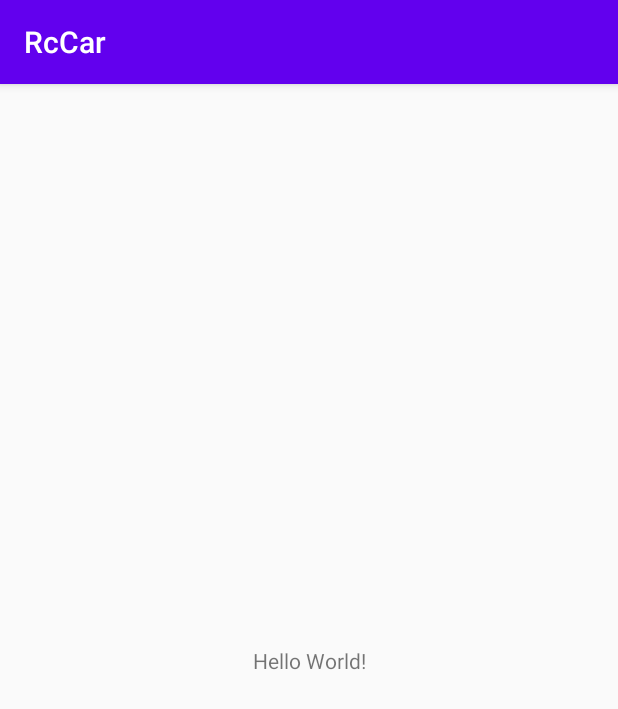
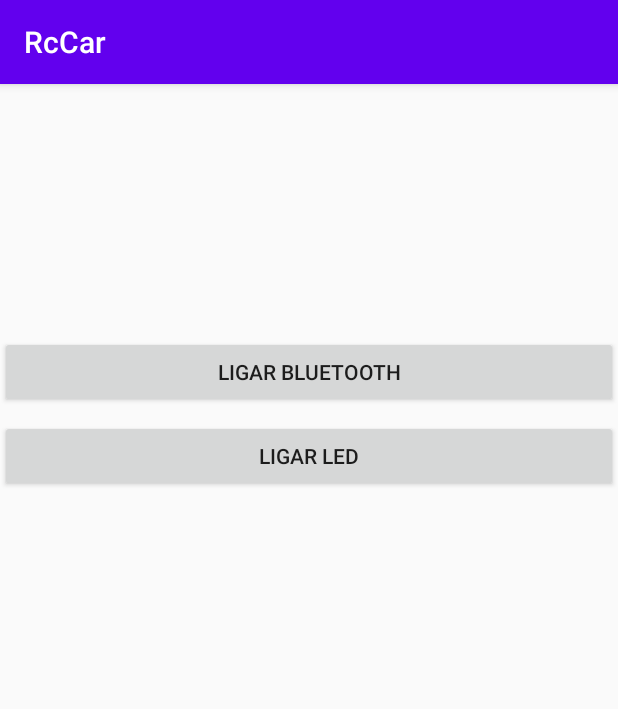
Before and after one commit to RubenGomes19/RcCar, an Android app: the screen it shows after launch (MainActivity), on a phone screen of 412 x 824 dp. Shown: the top 709 px of the screen. Run offline under Robolectric (Android 15) with nearby library versions, the phone set to English and light mode, and no system bars.

Commit message:
Permissão para ligar bluetooth a partir da app.

```diff
--- a/app/src/main/AndroidManifest.xml
+++ b/app/src/main/AndroidManifest.xml
@@ -1,6 +1,10 @@
 <?xml version="1.0" encoding="utf-8"?>
 <manifest xmlns:android="http://schemas.android.com/apk/res/android"
     package="pt.ipg.rccar">
+
+    <!-- Permissoes para Bluetooth-->
+    <uses-permission android:name="android.permission.BLUETOOTH" />
+    <uses-permission android:name="android.permission.BLUETOOTH_ADMIN" />
 
     <application
         android:allowBackup="true"
--- a/app/src/main/java/pt/ipg/rccar/MainActivity.java
+++ b/app/src/main/java/pt/ipg/rccar/MainActivity.java
@@ -1,14 +1,54 @@
 package pt.ipg.rccar;
 
+import androidx.annotation.Nullable;
 import androidx.appcompat.app.AppCompatActivity;
 
+import android.app.Activity;
+import android.bluetooth.BluetoothAdapter;
+import android.content.Intent;
 import android.os.Bundle;
+import android.widget.Button;
+import android.widget.Toast;
 
 public class MainActivity extends AppCompatActivity {
+
+    Button btnConexao, btnLed1;
+    private static final int SOLICITA_ATIVACAO = 1;
+    BluetoothAdapter meuBluetoothAdapter = null;
 
     @Override
     protected void onCreate(Bundle savedInstanceState) {
         super.onCreate(savedInstanceState);
         setContentView(R.layout.activity_main);
+        Toast.makeText(getApplicationContext(), "Pagina inicial: Bluetooth", Toast.LENGTH_SHORT).show();
+
+        btnConexao = (Button) findViewById(R.id.btnConexao);
+        btnLed1 = (Button) findViewById(R.id.btnLed1);
+
+        meuBluetoothAdapter = BluetoothAdapter.getDefaultAdapter();
+
+        if(meuBluetoothAdapter == null){
+            Toast.makeText(getApplicationContext(), "Este disposivo não possui bluetooth", Toast.LENGTH_SHORT);
+        }else if(!meuBluetoothAdapter.isEnabled()) {
+            Intent ativaBluetooth = new Intent(BluetoothAdapter.ACTION_REQUEST_ENABLE);
+            startActivityForResult(ativaBluetooth, SOLICITA_ATIVACAO);
+        }
+    }
+
+    @Override
+    protected void onActivityResult(int requestCode, int resultCode, Intent data) {
+        //super.onActivityResult(requestCode, resultCode, data);
+        switch (requestCode) {
+
+            case SOLICITA_ATIVACAO:
+                if(resultCode == Activity.RESULT_OK){
+                    Toast.makeText(getApplicationContext(), "O Bluetooth foi ativado!", Toast.LENGTH_LONG).show();
+                }else{
+                    Toast.makeText(getApplicationContext(), "O Bluetooth não foi ativado, a app será encerrada!", Toast.LENGTH_LONG).show();
+                    finish();
+                }
+                break;
+        }
+
     }
 }
--- a/app/src/main/res/layout/activity_main.xml
+++ b/app/src/main/res/layout/activity_main.xml
@@ -6,13 +6,24 @@
     android:layout_height="match_parent"
     tools:context=".MainActivity">
 
-    <TextView
-        android:layout_width="wrap_content"
+    <Button
+        android:id="@+id/btnConexao"
+        android:layout_width="0dp"
         android:layout_height="wrap_content"
-        android:text="Hello World!"
-        app:layout_constraintBottom_toBottomOf="parent"
-        app:layout_constraintLeft_toLeftOf="parent"
-        app:layout_constraintRight_toRightOf="parent"
+        android:layout_marginTop="168dp"
+        android:text="Ligar Bluetooth"
+        app:layout_constraintEnd_toEndOf="parent"
+        app:layout_constraintStart_toStartOf="parent"
         app:layout_constraintTop_toTopOf="parent" />
 
+    <Button
+        android:id="@+id/btnLed1"
+        android:layout_width="0dp"
+        android:layout_height="wrap_content"
+        android:layout_marginTop="8dp"
+        android:text="Ligar led"
+        app:layout_constraintEnd_toEndOf="parent"
+        app:layout_constraintStart_toStartOf="parent"
+        app:layout_constraintTop_toBottomOf="@+id/btnConexao" />
+
 </androidx.constraintlayout.widget.ConstraintLayout>
```
